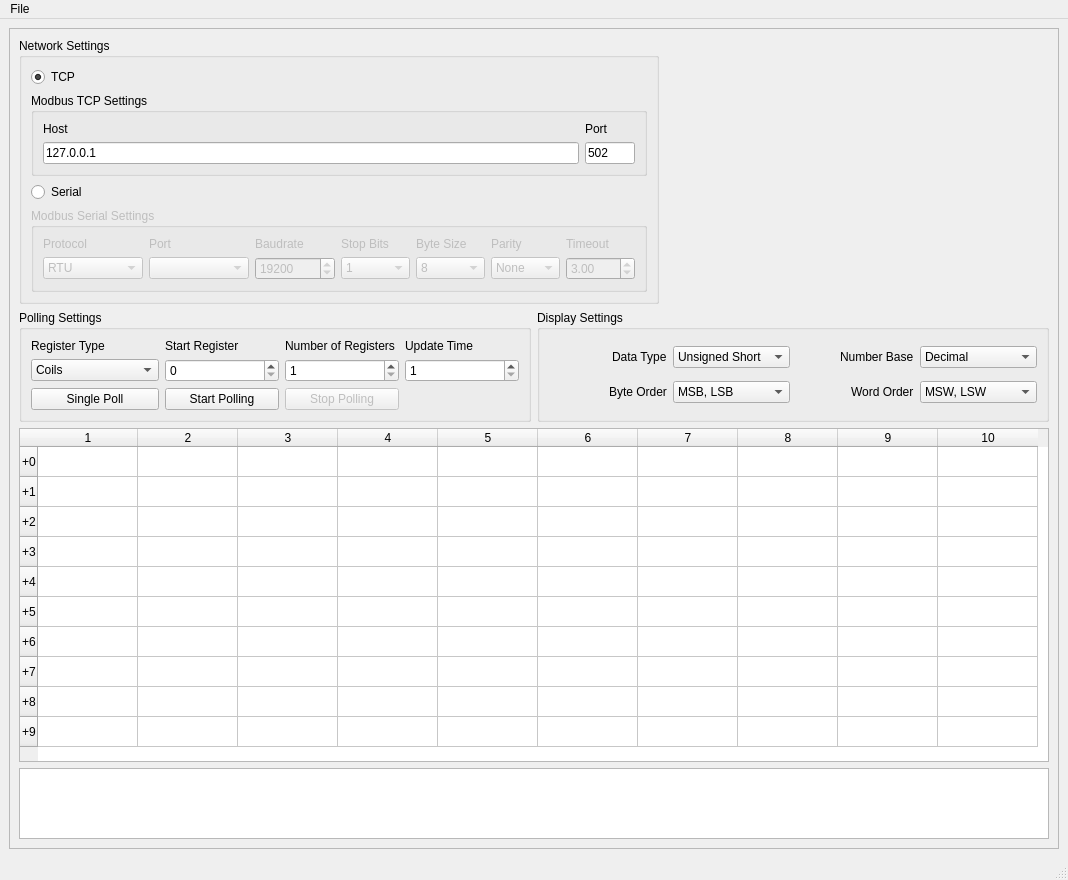
Qt form ui_files/modbus_visualizer.ui (AlexEshoo/modbus_visualizer) before a commit.
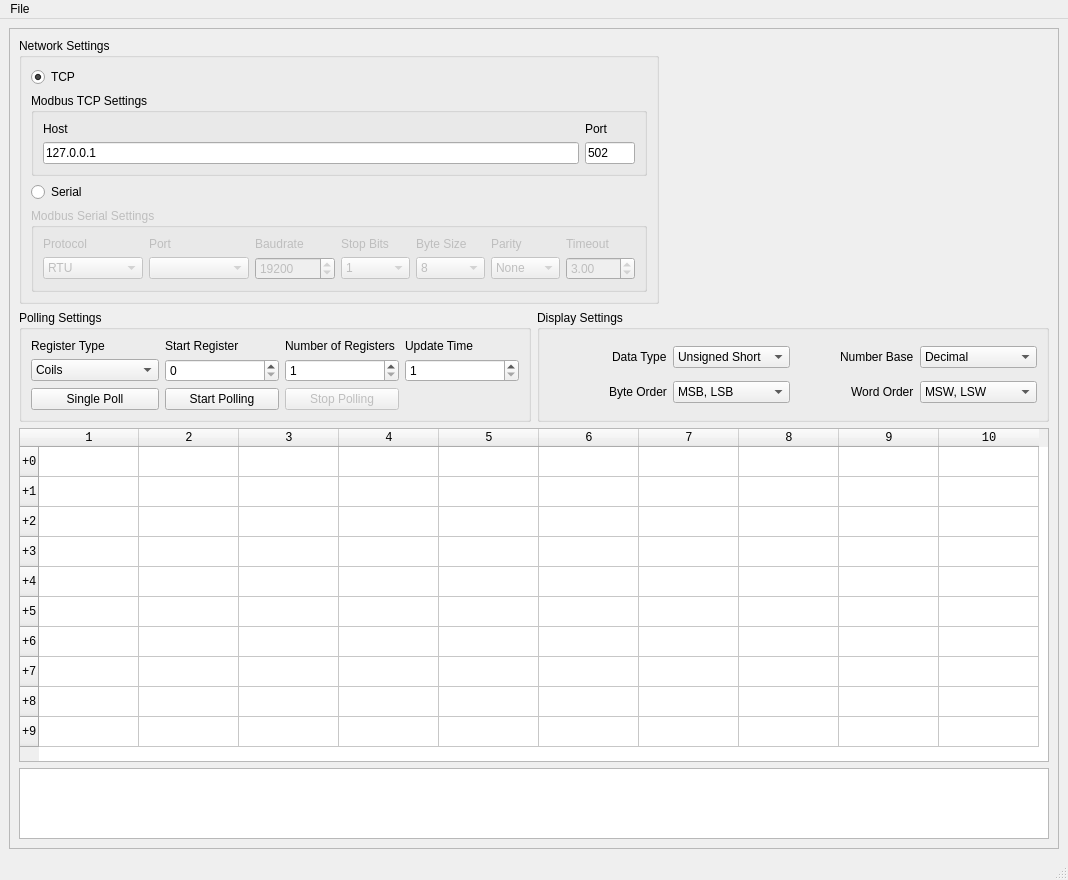
The same form after that commit.

Commit message: Changed table font to fixed width.

What changed in the file:
```diff
--- a/ui_files/modbus_visualizer.ui
+++ b/ui_files/modbus_visualizer.ui
@@ -783,6 +783,11 @@
            <height>350</height>
           </size>
          </property>
+         <property name="font">
+          <font>
+           <family>Consolas</family>
+          </font>
+         </property>
          <property name="sizeAdjustPolicy">
           <enum>QAbstractScrollArea::AdjustToContents</enum>
          </property>
```
The commit also changes 1 other file.
